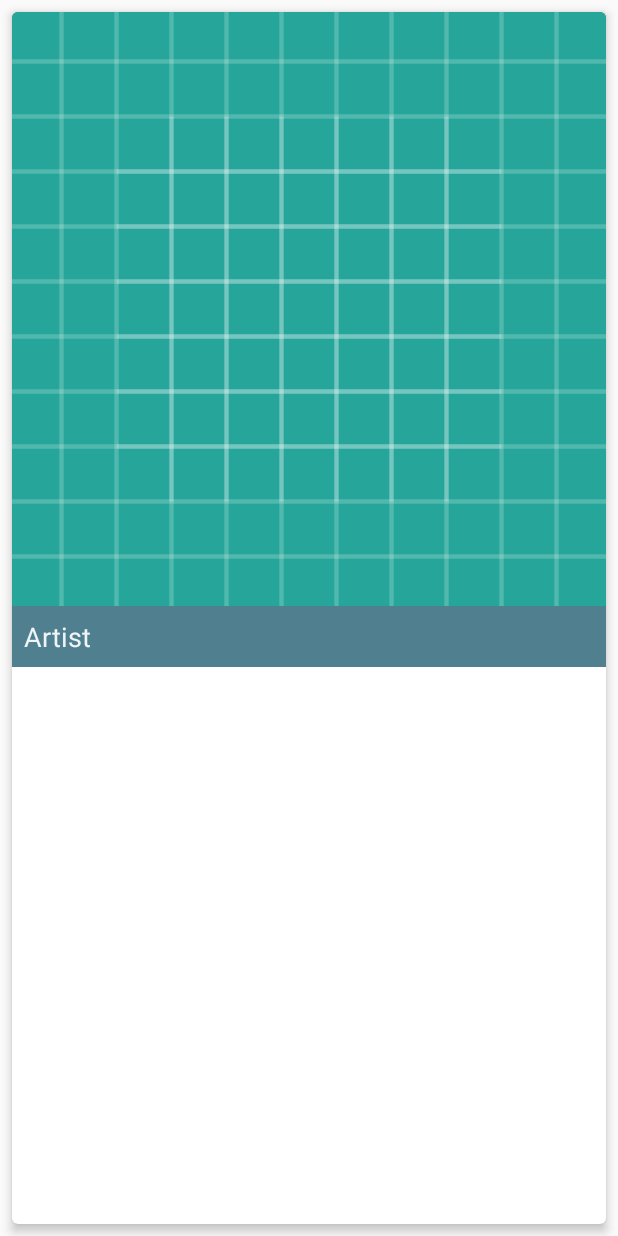
After one commit to Deepamgoel/AmpliFire, an Android app: the layout list_item_artist.xml on its own in the app's theme, with its tools: preview values and no code run, on a phone screen of 412 x 824 dp. The commit adds this screen. Run offline under Robolectric (Android 15) with nearby library versions, the phone set to English and light mode, and no system bars.

Commit message:
Fixed bugs

```diff
--- a/app/build.gradle
+++ b/app/build.gradle
@@ -25,6 +25,7 @@ dependencies {
     implementation 'com.android.support:design:27.1.1'
     implementation 'com.android.support:support-v4:27.1.1'
     implementation 'com.jakewharton:butterknife:8.8.1'
+    implementation 'com.android.support:cardview-v7:27.1.1'
     annotationProcessor 'com.jakewharton:butterknife-compiler:8.8.1'
     testImplementation 'junit:junit:4.12'
     androidTestImplementation 'com.android.support.test:runner:1.0.2'
--- a/app/src/main/res/layout/fragment_now_playing.xml
+++ b/app/src/main/res/layout/fragment_now_playing.xml
@@ -197,7 +197,7 @@
             android:background="@null"
             android:contentDescription="@string/shuffle"
             android:src="@drawable/heart_outline"
-            android:tag="off"
+            android:tag="dislike"
             android:tint="@color/AliceBlue" />
 
     </LinearLayout>
--- /dev/null
+++ b/app/src/main/res/layout/list_item_artist.xml
@@ -0,0 +1,38 @@
+<?xml version="1.0" encoding="utf-8"?>
+<android.support.v7.widget.CardView xmlns:android="http://schemas.android.com/apk/res/android"
+    xmlns:app="http://schemas.android.com/apk/res-auto"
+    xmlns:tools="http://schemas.android.com/tools"
+    android:layout_width="match_parent"
+    android:layout_height="match_parent"
+    android:layout_margin="@dimen/eight_dp"
+    app:cardCornerRadius="@dimen/four_dp"
+    app:cardElevation="@dimen/four_dp">
+
+    <LinearLayout
+        android:layout_width="match_parent"
+        android:layout_height="wrap_content"
+        android:orientation="vertical"
+        tools:background="@color/DarkTeal">
+
+        <ImageView
+            android:id="@+id/artist_image"
+            android:layout_width="match_parent"
+            android:layout_height="wrap_content"
+            android:adjustViewBounds="true"
+            android:contentDescription="@string/artist"
+            android:scaleType="fitXY"
+            tools:src="@drawable/ic_launcher_background" />
+
+        <TextView
+            android:id="@+id/artist_name"
+            android:layout_width="wrap_content"
+            android:layout_height="wrap_content"
+            android:layout_margin="@dimen/eight_dp"
+            android:background="@android:color/transparent"
+            android:textColor="@color/AliceBlue"
+            android:textSize="@dimen/eighteen_sp"
+            tools:text="@string/artist" />
+
+    </LinearLayout>
+
+</android.support.v7.widget.CardView>
--- a/app/src/main/res/layout/list_item_songs.xml
+++ b/app/src/main/res/layout/list_item_songs.xml
@@ -49,7 +49,7 @@
         android:contentDescription="@string/like"
         android:scaleType="fitXY"
         android:src="@drawable/heart_outline"
-        android:tag="off"
+        android:tag="dislike"
         android:tint="@color/AliceBlue" />
 
     <ImageButton
```
Also changed, not shown: app/src/main/java/com/example/deepamgoel/amplifire/activities/NowPlayingActivity.java (+22 -0 lines), app/src/main/java/com/example/deepamgoel/amplifire/adapters/SongsListAdapter.java (+20 -5 lines), app/src/main/java/com/example/deepamgoel/amplifire/fragments/NowPlayingFragment.java (+56 -12 lines), app/src/main/java/com/example/deepamgoel/amplifire/models/Media.java (+50 -26 lines).
